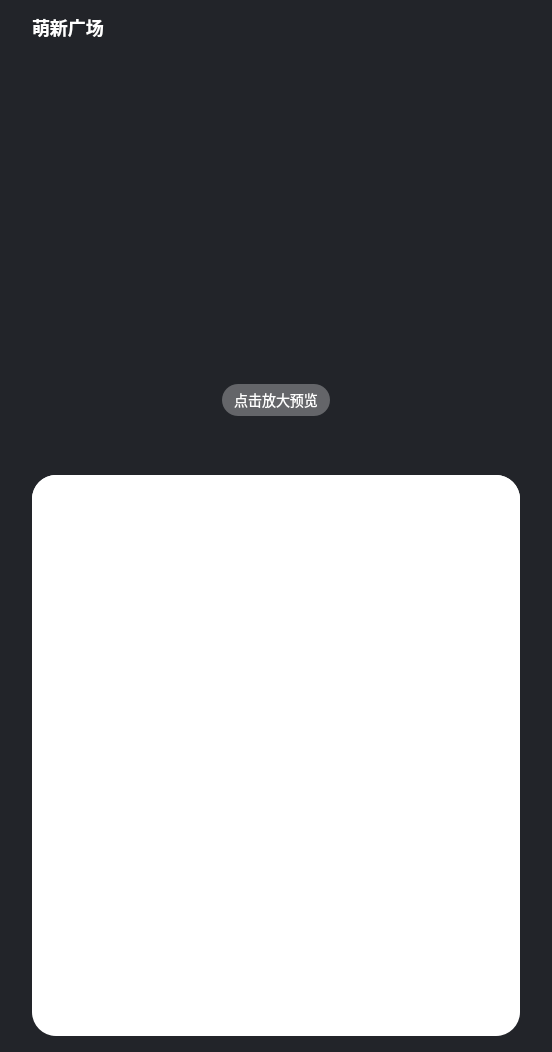
zhaopan06/AudioTool, file UI/DressUpPage.ui: the form before one commit.
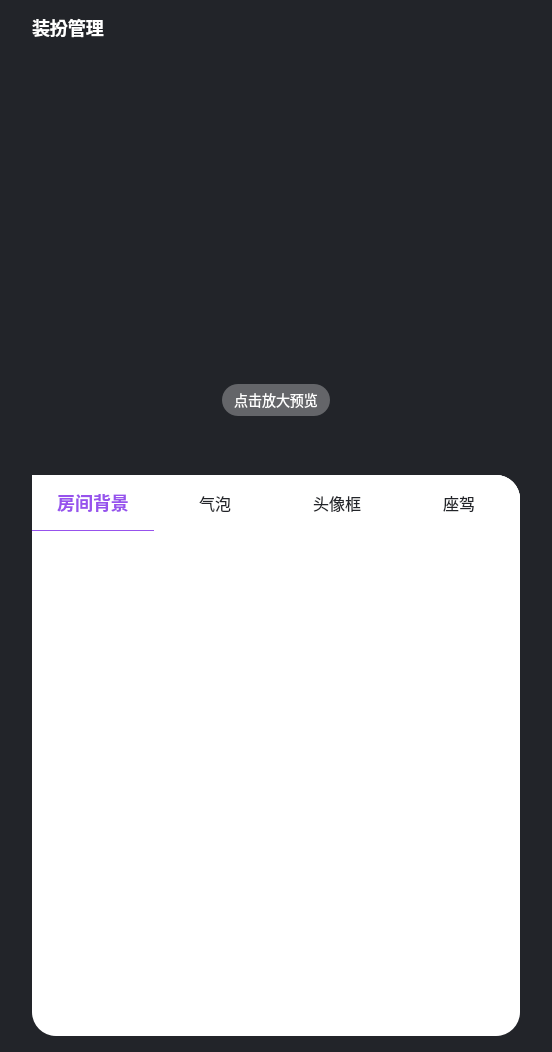
The form after the commit. Icons and pictures are not drawn.

What changed in the file:
```diff
--- a/UI/DressUpPage.ui
+++ b/UI/DressUpPage.ui
@@ -107,7 +107,7 @@
 font-style: normal;</string>
            </property>
            <property name="text">
-            <string>萌新广场</string>
+            <string>装扮管理</string>
            </property>
           </widget>
          </item>
@@ -269,6 +269,128 @@
              <height>56</height>
             </size>
            </property>
+           <property name="styleSheet">
+            <string notr="true">QPushButton {
+     border:none;
+font-family: &quot;微软雅黑&quot;;
+font-size: 16px;
+color: #222429;
+}
+
+QPushButton::hover{
+     border:none;
+font-family: &quot;微软雅黑&quot;;
+font-weight: 500;
+font-size: 18px;
+color: #9752ED; 
+}
+
+QPushButton::checked{
+border-radius: 0;
+     border:none;
+border-bottom: 1px solid #9752ED;
+font-family: &quot;微软雅黑&quot;;
+font-weight: 500;
+font-size: 18px;
+color: #9752ED; 
+} </string>
+           </property>
+           <layout class="QHBoxLayout" name="horizontalLayout">
+            <property name="spacing">
+             <number>0</number>
+            </property>
+            <property name="leftMargin">
+             <number>0</number>
+            </property>
+            <property name="topMargin">
+             <number>0</number>
+            </property>
+            <property name="rightMargin">
+             <number>0</number>
+            </property>
+            <property name="bottomMargin">
+             <number>0</number>
+            </property>
+            <item>
+             <widget class="QPushButton" name="pushButton_2">
+              <property name="minimumSize">
+               <size>
+                <width>0</width>
+                <height>56</height>
+               </size>
+              </property>
+              <property name="text">
+               <string>房间背景</string>
+              </property>
+              <property name="checkable">
+               <bool>true</bool>
+              </property>
+              <property name="checked">
+               <bool>true</bool>
+              </property>
+              <attribute name="buttonGroup">
+               <string notr="true">buttonGroup</string>
+              </attribute>
+             </widget>
+            </item>
+            <item>
+             <widget class="QPushButton" name="pushButton_3">
+              <property name="minimumSize">
+               <size>
+                <width>0</width>
+                <height>56</height>
+               </size>
+              </property>
+              <property name="text">
+               <string>气泡</string>
+              </property>
+              <property name="checkable">
+               <bool>true</bool>
+              </property>
+              <attribute name="buttonGroup">
+               <string notr="true">buttonGroup</string>
+              </attribute>
+             </widget>
+            </item>
+            <item>
+             <widget class="QPushButton" name="pushButton_4">
+              <property name="minimumSize">
+               <size>
+                <width>0</width>
+                <height>56</height>
+               </size>
+              </property>
+              <property name="text">
+               <string>头像框</string>
+              </property>
+              <property name="checkable">
+               <bool>true</bool>
+              </property>
+              <attribute name="buttonGroup">
+               <string notr="true">buttonGroup</string>
+              </attribute>
+             </widget>
+            </item>
+            <item>
+             <widget class="QPushButton" name="pushButton_5">
+              <property name="minimumSize">
+               <size>
+                <width>0</width>
+                <height>56</height>
+               </size>
+              </property>
+              <property name="text">
+               <string>座驾</string>
+              </property>
+              <property name="checkable">
+               <bool>true</bool>
+              </property>
+              <attribute name="buttonGroup">
+               <string notr="true">buttonGroup</string>
+              </attribute>
+             </widget>
+            </item>
+           </layout>
           </widget>
          </item>
          <item>
```
Left out of the diff: 3 changed lines with no effect on the pictures.
